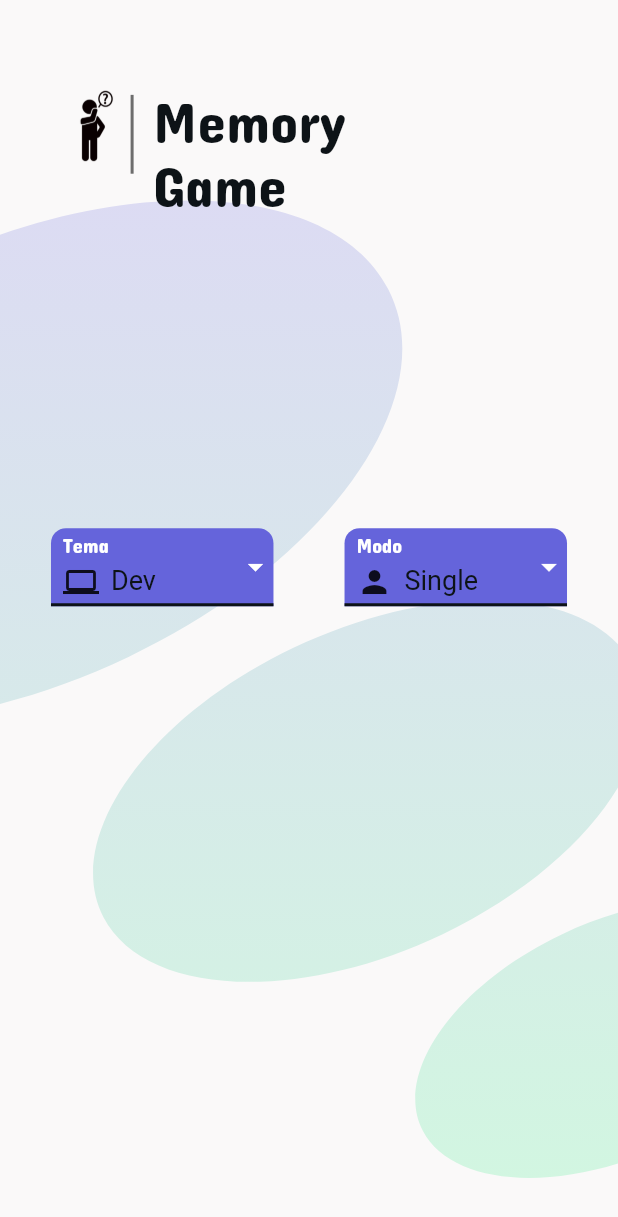
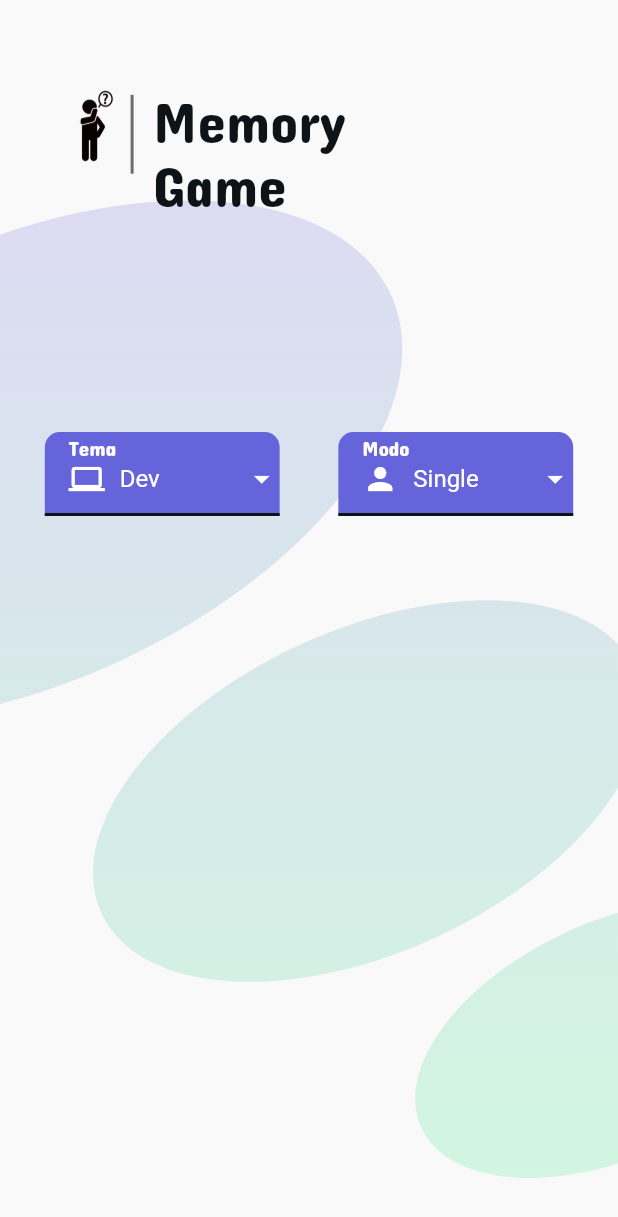
Before and after one commit to Gabriel-S-Souza/memory_game_with_flutter, a Flutter app: the screen it shows after launch, on a phone screen of 412 x 824 dp. Shown: the top 1217 px of the screen. Run offline on Flutter 3.47's test engine with Material 2 defaults, Android fonts, the phone set to English and light mode, and no system bars.

Commit message:
fixed dropdown errors

```diff
--- a/lib/components/custom_menu.dart
+++ b/lib/components/custom_menu.dart
@@ -5,7 +5,11 @@ class CustomMenu extends StatefulWidget {
   final List<IconData> icons;
   final String label;
 
-  const CustomMenu({Key? key, required this.options, required this.icons, required this.label})
+  const CustomMenu(
+      {Key? key,
+      required this.options,
+      required this.icons,
+      required this.label})
       : super(key: key);
 
   @override
@@ -14,17 +18,31 @@ class CustomMenu extends StatefulWidget {
 
 class _CustomMenuState extends State<CustomMenu> {
   String? dropdownValue;
+  IconData? dropdownIconValue;
+  bool expanded = false;
 
   @override
   void initState() {
     super.initState();
     dropdownValue = widget.options[0];
+    dropdownIconValue = widget.icons[0];
   }
 
   @override
   Widget build(BuildContext context) {
-    return Container(
-      width: MediaQuery.of(context).size.width * 0.36,
+    double width = MediaQuery.of(context).size.width * 0.38;
+
+    return GestureDetector(
+      onTap: () {
+        setState(() {
+          expanded = !expanded;
+        });
+      },
+      child: Column(
+        children: [
+          Container(
+            width: width,
+            height: 56,
             decoration: BoxDecoration(
               borderRadius: const BorderRadius.only(
                 topLeft: Radius.circular(10),
@@ -32,64 +50,164 @@ class _CustomMenuState extends State<CustomMenu> {
               ),
               color: Theme.of(context).colorScheme.primary,
             ),
-      child: DropdownButtonFormField(
-
-        value: dropdownValue,
-        elevation: 4,
-        dropdownColor: Theme.of(context).colorScheme.primaryContainer,
+            child: Column(
+              crossAxisAlignment: CrossAxisAlignment.start,
+              mainAxisAlignment: MainAxisAlignment.spaceBetween,
+              children: [
+                Padding(
+                  padding: const EdgeInsets.only(left: 16, top: 2),
+                  child: Column(
+                    crossAxisAlignment: CrossAxisAlignment.start,
+                    mainAxisAlignment: MainAxisAlignment.spaceBetween,
+                    children: [
+                      Text(
+                        widget.label,
                         style: TextStyle(
+                          color: Theme.of(context).colorScheme.onPrimary,
+                        ),
+                      ),
+                      const SizedBox(height: 6),
+                      Row(
+                        mainAxisAlignment: MainAxisAlignment.spaceBetween,
+                        children: [
+                          Row(
+                            crossAxisAlignment: CrossAxisAlignment.center,
+                            children: [
+                              Icon(
+                                dropdownIconValue,
+                                color: Theme.of(context).colorScheme.onPrimary,
+                              ),
+                              const SizedBox(width: 10),
+                              Text(
+                                dropdownValue ?? 'Selecione',
+                                style: TextStyle(
+                                  fontSize: 16,
                                   fontFamily: 'Roboto',
-          fontSize: 18,
+                                  color: Theme.of(context).colorScheme.onPrimary,
+                                ),
+                              ),
+                            ],
+                          ),
+                          Icon(
+                            Icons.arrow_drop_down,
+                            color: Theme.of(context).colorScheme.onPrimary,
+                          ),
+                        ],
+                      ),
+                    ],
+                  ),
+                ),
+                Divider(
+                  thickness: 2,
+                  height: 0,
                   color: Theme.of(context).colorScheme.secondary,
                 ),
-        iconEnabledColor: Theme.of(context).colorScheme.primaryContainer,
-        isExpanded: true,
-        decoration: InputDecoration(
-          label: Text(
-            widget.label,
-            style: TextStyle(
-              fontSize: 18,
-              color: Theme.of(context).colorScheme.primaryContainer,
-              height: 0.5,
+              ],
             ),
           ),
-          contentPadding: EdgeInsets.only(left: 8, top: 8, right: 8, bottom: 4),
-          focusedBorder: UnderlineInputBorder(
-            borderSide: BorderSide(
-              color: Theme.of(context).colorScheme.secondary,
-              width: 2,
-            ),
-          ),
-          enabledBorder: UnderlineInputBorder(
-            borderSide: BorderSide(
-              color: Theme.of(context).colorScheme.secondary,
-              width: 2,
-            ),
-          ),
-        ),
-
-        items: widget.options.map<DropdownMenuItem<String>>((String value) {
-          return DropdownMenuItem<String>(
-            value: value,
-            alignment: AlignmentDirectional.center,
-            child: Row(
-              crossAxisAlignment: CrossAxisAlignment.start,
-              children: [
-                Icon(
-                  widget.icons[widget.options.indexOf(value)],
-                ),
-                SizedBox(width: 8),
-                Text(value),
+          expanded ? _dropDownMenu(width: width, itens: widget.options, icons: widget.icons) : Container(),
         ],
       ),
     );
-        }).toList(),
-        onChanged: (dynamic newValue) {
+  }
+
+  Widget _dropDownMenu({required double width, required List<String> itens, required List<IconData> icons}) {
+    return Container(
+      width: width,
+      decoration: BoxDecoration(
+        borderRadius: const BorderRadius.only(
+          bottomLeft: Radius.circular(10),
+          bottomRight: Radius.circular(10),
+        ),
+        color: Theme.of(context).colorScheme.primaryContainer,
+      ),
+      child: ListView.builder(
+        shrinkWrap: true,
+        itemCount: itens.length,
+        itemBuilder: (context, index) {
+          return ListTile(
+            leading: Icon(
+              icons[index],
+              color: Theme.of(context).colorScheme.secondary,
+            ),
+            title: Text(
+              itens[index],
+              style: TextStyle(
+                fontSize: 16,
+                fontFamily: 'Roboto',
+                color: Theme.of(context).colorScheme.secondary,
+              ),
+            ),
+            onTap: () {
               setState(() {
-            dropdownValue = newValue;
+                dropdownValue = itens[index];
+                dropdownIconValue = icons[index];
+                expanded = !expanded;
               });
+            },
+          );
         },
       ),
     );
   }
 }
+
+
+// child: DropdownButtonFormField(
+
+      //   value: dropdownValue,
+      //   elevation: 4,
+      //   dropdownColor: Theme.of(context).colorScheme.primaryContainer,
+      //   style: TextStyle(
+      //     fontFamily: 'Roboto',
+      //     fontSize: 18,
+      //     color: Theme.of(context).colorScheme.secondary,
+      //   ),
+      //   iconEnabledColor: Theme.of(context).colorScheme.primaryContainer,
+      //   isExpanded: true,
+      //   decoration: InputDecoration(
+      //     label: Text(
+      //       widget.label,
+      //       style: TextStyle(
+      //         fontSize: 18,
+      //         color: Theme.of(context).colorScheme.primaryContainer,
+      //         height: 0.5,
+      //       ),
+      //     ),
+      //     contentPadding: EdgeInsets.only(left: 8, top: 8, right: 8, bottom: 4),
+      //     focusedBorder: UnderlineInputBorder(
+      //       borderSide: BorderSide(
+      //         color: Theme.of(context).colorScheme.secondary,
+      //         width: 2,
+      //       ),
+      //     ),
+      //     enabledBorder: UnderlineInputBorder(
+      //       borderSide: BorderSide(
+      //         color: Theme.of(context).colorScheme.secondary,
+      //         width: 2,
+      //       ),
+      //     ),
+      //   ),
+
+      //   items: widget.options.map<DropdownMenuItem<String>>((String value) {
+      //     return DropdownMenuItem<String>(
+      //       value: value,
+      //       alignment: AlignmentDirectional.center,
+      //       child: Row(
+      //         crossAxisAlignment: CrossAxisAlignment.start,
+      //         children: [
+      //           Icon(
+      //             widget.icons[widget.options.indexOf(value)],
+      //           ),
+      //           SizedBox(width: 8),
+      //           Text(value),
+      //         ],
+      //       ),
+      //     );
+      //   }).toList(),
+      //   onChanged: (dynamic newValue) {
+      //     setState(() {
+      //       dropdownValue = newValue;
+      //     });
+      //   },
+      // )
--- a/lib/main.dart
+++ b/lib/main.dart
@@ -32,6 +32,7 @@ class MyApp extends StatelessWidget {
           surface: const Color(0xFFF5DD00),
           shadow: const Color(0xFF6D6D6D),
           primaryContainer: const Color(0xFFFFFFFF),
+          onPrimary: const Color(0xFFFFFFFF),
         ),
         fontFamily: 'ConcertOne',
       ),
--- a/lib/screens/home_screen.dart
+++ b/lib/screens/home_screen.dart
@@ -22,8 +22,8 @@ class HomeScreen extends StatelessWidget {
       body: Stack(
         children: [
           CustomBackgroungImage(width: width),
-          Container(
-            margin: EdgeInsets.only(top: height / 3.6),
+          Padding(
+            padding: EdgeInsets.only(top: height * 0.2),
             child: Container(
               width: width,
               padding: EdgeInsets.only(left: width * 0.025, right: width * 0.025),
```
Lines whose indentation alone changed are shown as unchanged.
